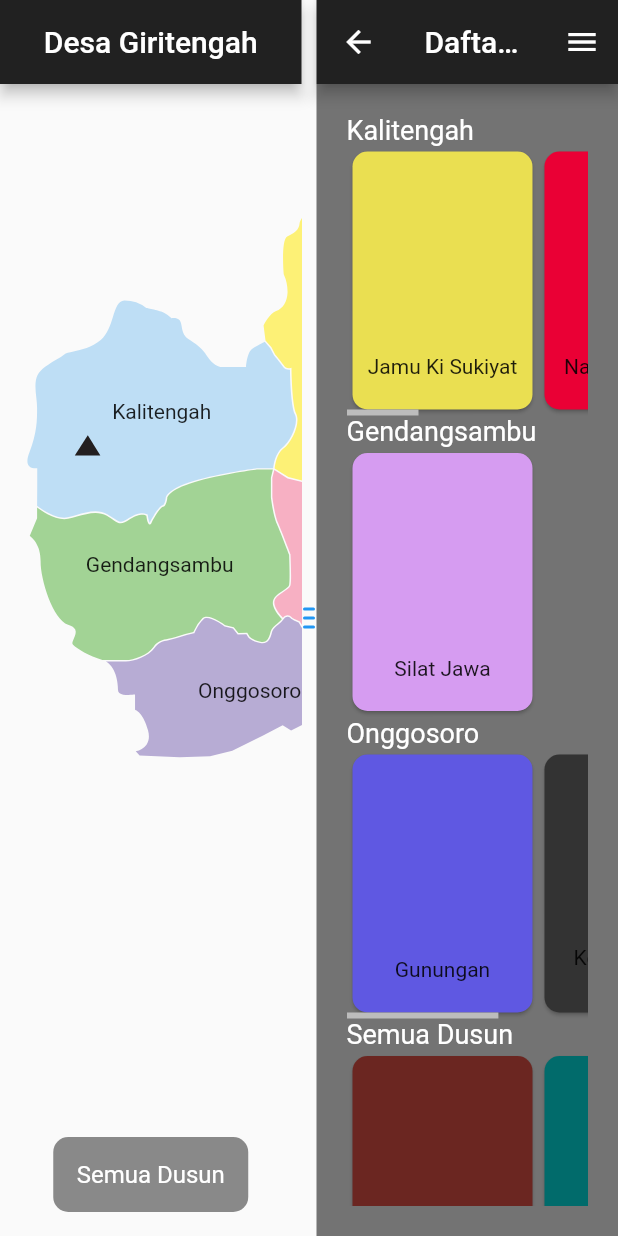
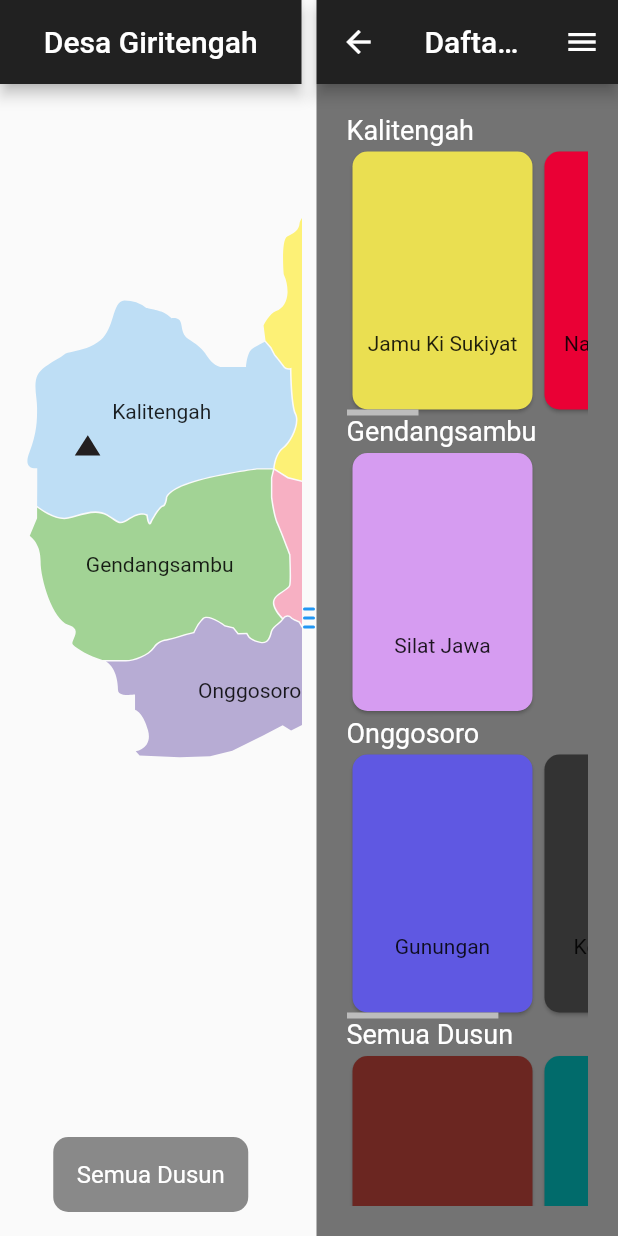
Before and after one commit to fathurdanu/eksotika_desa, a Flutter app: the MainContent screen opened directly, on a phone screen of 412 x 824 dp. Run offline on Flutter 3.47's test engine with Material 2 defaults, Android fonts, the phone set to English and light mode, and no system bars; our stand-ins replace bloc, carousel_slider, firebase_core, firebase_storage, flutter_bloc, font_awesome_flutter; accounts and stored records are empty; network calls fail.

Commit message:
fixed card

```diff
--- a/lib/presentation/pages/main_content.dart
+++ b/lib/presentation/pages/main_content.dart
@@ -94,15 +94,13 @@ class _MainContentState extends State<MainContent> {
                     },
                   ),
                 ),
-                Expanded(
-                  child: Container(
+                Container(
                     alignment: Alignment.center,
                     padding: EdgeInsets.only(left: 10, right: 10, bottom: 5),
                     child: Text(
                       daftarBudaya[index].namaBudaya,
                       textAlign: TextAlign.center,
                     )),
-                ),
               ],
             )),
           ),
@@ -123,6 +121,8 @@ class _MainContentState extends State<MainContent> {
       body: Container(
         color: Colors.black54,
         padding: const EdgeInsets.all(20.0),
+        height: double.infinity,
+        width: double.infinity,
         child: SingleChildScrollView(
           scrollDirection: Axis.vertical,
           child: BlocBuilder<DusunControlCubit, DusunControlState>(
@@ -184,7 +184,9 @@ class _MainContentState extends State<MainContent> {
                                 index < daftarBudaya.length;
                                 index++)
                               (daftarBudaya[index].dusun == state.props[0])
-                                  ? cardBudaya(context, index)
+                                  ? SizedBox(
+                                      height: 180,
+                                      child: cardBudaya(context, index))
                                   : SizedBox(),
                           ],
                         ),
```
Lines whose indentation alone changed are shown as unchanged.
